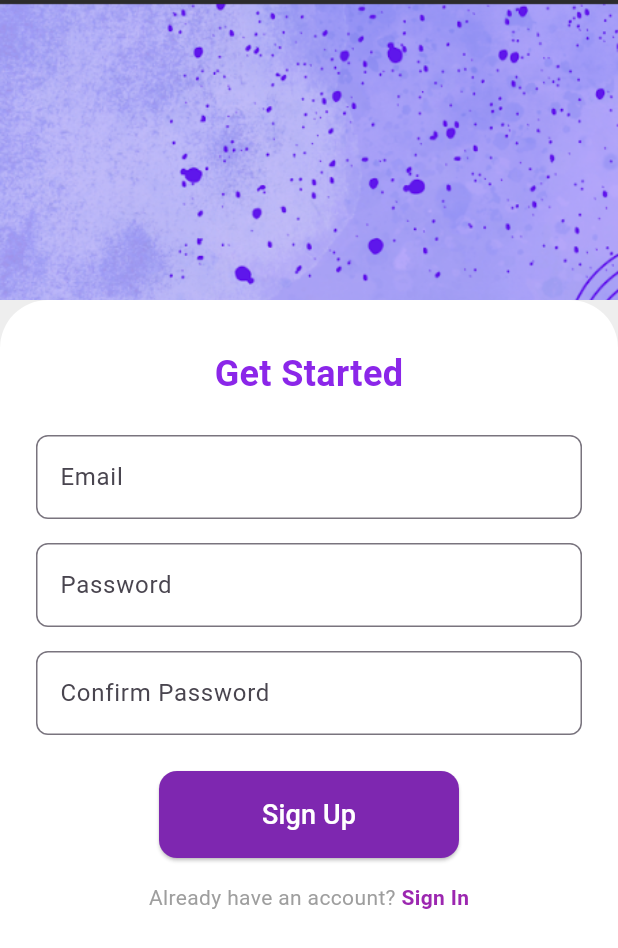
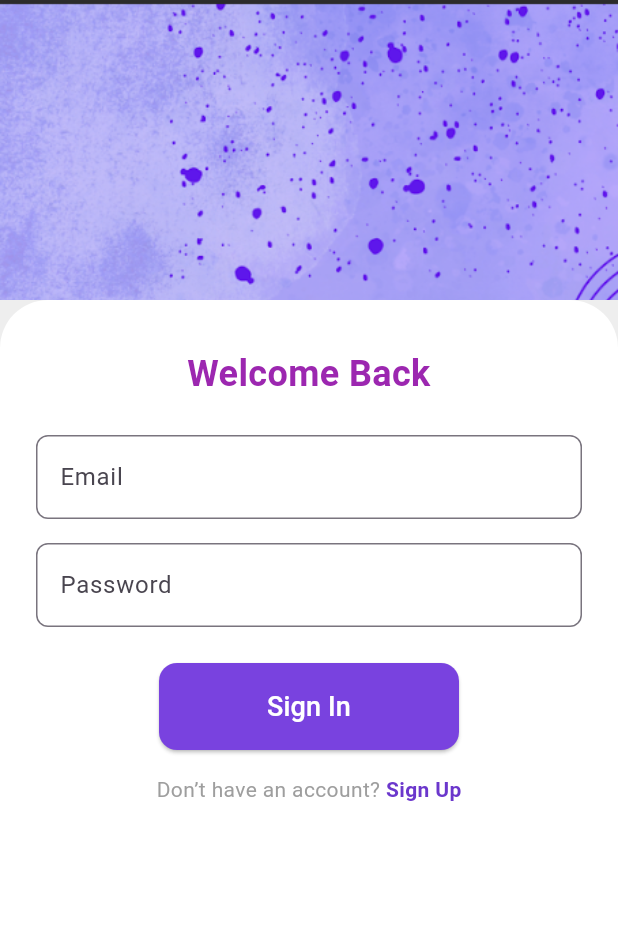
Before and after one commit to zannatul-prome/_133_fa_10, a Flutter app: the screen it shows after launch, after a tap on "Sign In", on a phone screen of 412 x 824 dp. Shown: the top 948 px of the screen. Run offline on Flutter 3.47's test engine with Material 3 defaults, Android fonts, the phone set to English and light mode, and no system bars.

Commit message:
finised welcomedpage

```diff
--- a/lib/finalcodesignup.dart
+++ b/lib/finalcodesignup.dart
@@ -5,7 +5,7 @@ void main() {
     MaterialApp(
       debugShowCheckedModeBanner: false,
       home: Scaffold(
-        backgroundColor: Colors.grey[200], // light grey background
+        backgroundColor: Colors.grey[200],
         body: Column(
           children: [
             // Top image
@@ -20,7 +20,7 @@ void main() {
               ),
             ),
 
-            // White card with top rounded corners
+            // White card
             Expanded(
               child: Container(
                 width: double.infinity,
@@ -34,7 +34,7 @@ void main() {
 
                 ),
                 child: Column(
-                  crossAxisAlignment: CrossAxisAlignment.center, // Center children horizontally
+                  crossAxisAlignment: CrossAxisAlignment.center,
                   children: [
                     // Title
                     Text(
@@ -48,7 +48,7 @@ void main() {
                     ),
                     SizedBox(height: 24),
 
-                    // Email TextField
+                    // Email
                     TextField(
                       decoration: InputDecoration(
                         hintText: 'Email',
@@ -59,7 +59,7 @@ void main() {
                     ),
                     SizedBox(height: 16),
 
-                    // Password TextField
+                    // Password
                     TextField(
                       obscureText: true,
                       decoration: InputDecoration(
@@ -71,7 +71,7 @@ void main() {
                     ),
                     SizedBox(height: 16),
 
-                    // Confirm Password TextField
+                    // Confirm Password
                     TextField(
                       obscureText: true,
                       decoration: InputDecoration(
@@ -83,9 +83,9 @@ void main() {
                     ),
                     SizedBox(height: 24),
 
-                    // Sign Up button with fixed width
+                    // Sign Up
                     SizedBox(
-                      width: 200, // fixed width
+                      width: 200,
                       child: ElevatedButton(
                         onPressed: () {
                           print('Sign Up pressed');
--- a/lib/finalwelcomepage.dart
+++ b/lib/finalwelcomepage.dart
@@ -34,7 +34,7 @@ void main() {
 
                 ),
                 child: Column(
-                  crossAxisAlignment: CrossAxisAlignment.center, // Center horizontally
+                  crossAxisAlignment: CrossAxisAlignment.center,
                   children: [
                     // Title
                     Text(
--- a/lib/main.dart
+++ b/lib/main.dart
@@ -5,7 +5,7 @@ void main() {
     MaterialApp(
       debugShowCheckedModeBanner: false,
       home: Scaffold(
-        backgroundColor: Colors.grey[200], // light grey background
+        backgroundColor: Colors.grey[200],
         body: Column(
           children: [
             // Top image
@@ -20,7 +20,7 @@ void main() {
               ),
             ),
 
-            // White card with top rounded corners
+            // White card
             Expanded(
               child: Container(
                 width: double.infinity,
@@ -34,21 +34,21 @@ void main() {
 
                 ),
                 child: Column(
-                  crossAxisAlignment: CrossAxisAlignment.center, // Center children horizontally
+                  crossAxisAlignment: CrossAxisAlignment.center,
                   children: [
                     // Title
                     Text(
-                      'Get Started',
+                      'Welcome Back',
                       textAlign: TextAlign.center,
                       style: TextStyle(
                         fontSize: 24,
                         fontWeight: FontWeight.bold,
-                        color: const Color.fromARGB(255, 139, 38, 233),
+                        color: Colors.purple,
                       ),
                     ),
                     SizedBox(height: 24),
 
-                    // Email TextField
+                    // Email
                     TextField(
                       decoration: InputDecoration(
                         hintText: 'Email',
@@ -59,7 +59,7 @@ void main() {
                     ),
                     SizedBox(height: 16),
 
-                    // Password TextField
+                    // Password
                     TextField(
                       obscureText: true,
                       decoration: InputDecoration(
@@ -69,58 +69,46 @@ void main() {
                         ),
                       ),
                     ),
-                    SizedBox(height: 16),
-
-                    // Confirm Password TextField
-                    TextField(
-                      obscureText: true,
-                      decoration: InputDecoration(
-                        hintText: 'Confirm Password',
-                        border: OutlineInputBorder(
-                          borderRadius: BorderRadius.circular(8),
-                        ),
-                      ),
-                    ),
                     SizedBox(height: 24),
 
-                    // Sign Up button with fixed width
+                    // SignIn button
                     SizedBox(
-                      width: 200, // fixed width
+                      width: 200,
                       child: ElevatedButton(
                         onPressed: () {
-                          print('Sign Up pressed');
+                          print('Sign In pressed');
                         },
                         style: ElevatedButton.styleFrom(
-                          backgroundColor: const Color.fromARGB(255, 126, 39, 176),
+                          backgroundColor: const Color.fromARGB(255, 121, 66, 223),
                           padding: EdgeInsets.symmetric(vertical: 16),
                           shape: RoundedRectangleBorder(
                             borderRadius: BorderRadius.circular(12),
                           ),
                         ),
                         child: Text(
-                          'Sign Up',
+                          'Sign In',
                           style: TextStyle(fontSize: 18, color: Colors.white),
                         ),
                       ),
                     ),
                     SizedBox(height: 16),
 
-                    // Sign In
+                    // Sign Up
                     Row(
                       mainAxisAlignment: MainAxisAlignment.center,
                       children: [
                         Text(
-                          'Already have an account? ',
+                          'Don’t have an account? ',
                           style: TextStyle(color: Colors.grey),
                         ),
                         GestureDetector(
                           onTap: () {
-                            print('Sign In pressed');
+                            print('Sign Up pressed');
                           },
                           child: Text(
-                            'Sign In',
+                            'Sign Up',
                             style: TextStyle(
-                              color: Colors.purple,
+                              color: const Color.fromARGB(255, 107, 55, 204),
                               fontWeight: FontWeight.bold,
                             ),
                           ),
```
